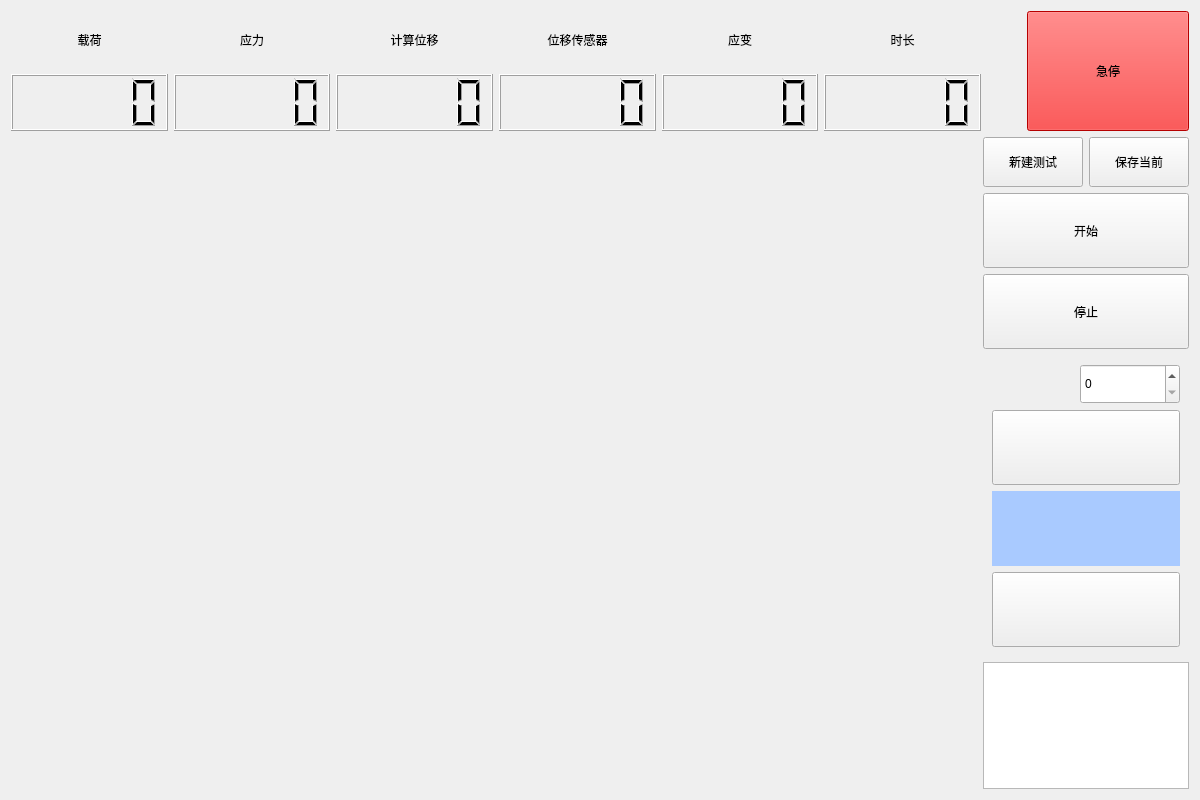
Before: the Qt Designer form test_window.ui in Mr-tang0/Qt_based_MG_stepper_motor_operating_system, drawn with Qt 5.
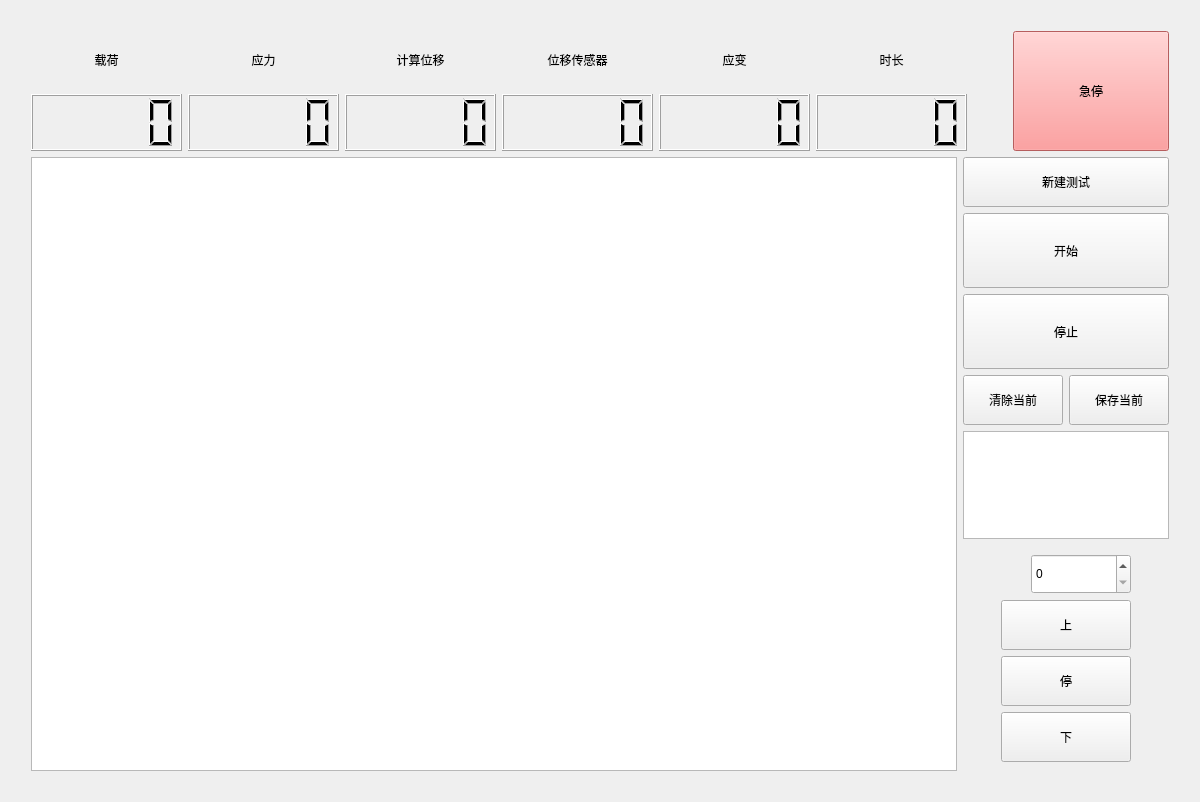
After: the same form once the commit is applied. Custom widgets are drawn as their Qt base class.

What changed in the file:
```diff
--- a/test_window.ui
+++ b/test_window.ui
@@ -7,108 +7,316 @@
     <x>0</x>
     <y>0</y>
     <width>1200</width>
-    <height>800</height>
+    <height>802</height>
    </rect>
   </property>
   <property name="windowTitle">
    <string>Form</string>
   </property>
   <layout class="QGridLayout" name="gridLayout_2">
-   <item row="3" column="0">
-    <layout class="QHBoxLayout" name="horizontalLayout_4" stretch="85,15">
+   <item row="1" column="1">
+    <layout class="QVBoxLayout" name="verticalLayout_6">
      <item>
-      <spacer name="horizontalSpacer_2">
-       <property name="orientation">
-        <enum>Qt::Horizontal</enum>
-       </property>
-       <property name="sizeHint" stdset="0">
-        <size>
-         <width>40</width>
-         <height>20</height>
-        </size>
-       </property>
-      </spacer>
+      <layout class="QHBoxLayout" name="horizontalLayout_3" stretch="6,0,1">
+       <item>
+        <layout class="QVBoxLayout" name="verticalLayout_4" stretch="3">
+         <item>
+          <layout class="QHBoxLayout" name="horizontalLayout" stretch="2,2,2,2,2,2">
+           <item>
+            <layout class="QVBoxLayout" name="verticalLayout">
+             <item>
+              <widget class="QLabel" name="label">
+               <property name="styleSheet">
+                <string notr="true">font: 15pt &quot;幼圆&quot;;</string>
+               </property>
+               <property name="text">
+                <string>载荷</string>
+               </property>
+               <property name="alignment">
+                <set>Qt::AlignCenter</set>
+               </property>
+              </widget>
+             </item>
+             <item>
+              <widget class="QLCDNumber" name="load">
+               <property name="styleSheet">
+                <string notr="true">QLabel{
+color: rgb(255, 0, 4);
+}
+</string>
+               </property>
+              </widget>
+             </item>
+            </layout>
+           </item>
+           <item>
+            <layout class="QVBoxLayout" name="verticalLayout_7">
+             <item>
+              <widget class="QLabel" name="label_7">
+               <property name="styleSheet">
+                <string notr="true">font: 15pt &quot;幼圆&quot;;</string>
+               </property>
+               <property name="text">
+                <string>应力</string>
+               </property>
+               <property name="alignment">
+                <set>Qt::AlignCenter</set>
+               </property>
+              </widget>
+             </item>
+             <item>
+              <widget class="QLCDNumber" name="stress"/>
+             </item>
+            </layout>
+           </item>
+           <item>
+            <layout class="QVBoxLayout" name="verticalLayout_9">
+             <item>
+              <widget class="QLabel" name="label_9">
+               <property name="styleSheet">
+                <string notr="true">font: 15pt &quot;幼圆&quot;;</string>
+               </property>
+               <property name="text">
+                <string>计算位移</string>
+               </property>
+               <property name="alignment">
+                <set>Qt::AlignCenter</set>
+               </property>
+              </widget>
+             </item>
+             <item>
+              <widget class="QLCDNumber" name="displacement"/>
+             </item>
+            </layout>
+           </item>
+           <item>
+            <layout class="QVBoxLayout" name="verticalLayout_8">
+             <item>
+              <widget class="QLabel" name="label_8">
+               <property name="styleSheet">
+                <string notr="true">font: 15pt &quot;幼圆&quot;;</string>
+               </property>
+               <property name="text">
+                <string>位移传感器</string>
+               </property>
+               <property name="alignment">
+                <set>Qt::AlignCenter</set>
+               </property>
+              </widget>
+             </item>
+             <item>
+              <widget class="QLCDNumber" name="displacement_sensors"/>
+             </item>
+            </layout>
+           </item>
+           <item>
+            <layout class="QVBoxLayout" name="verticalLayout_10">
+             <item>
+              <widget class="QLabel" name="label_10">
+               <property name="styleSheet">
+                <string notr="true">font: 15pt &quot;幼圆&quot;;</string>
+               </property>
+               <property name="text">
+                <string>应变</string>
+               </property>
+               <property name="alignment">
+                <set>Qt::AlignCenter</set>
+               </property>
+              </widget>
+             </item>
+             <item>
+              <widget class="QLCDNumber" name="strain"/>
+             </item>
+            </layout>
+           </item>
+           <item>
+            <layout class="QVBoxLayout" name="verticalLayout_11">
+             <item>
+              <widget class="QLabel" name="label_11">
+               <property name="styleSheet">
+                <string notr="true">font: 15pt &quot;幼圆&quot;;</string>
+               </property>
+               <property name="text">
+                <string>时长</string>
+               </property>
+               <property name="alignment">
+                <set>Qt::AlignCenter</set>
+               </property>
+              </widget>
+             </item>
+             <item>
+              <widget class="QLCDNumber" name="Duration"/>
+             </item>
+            </layout>
+           </item>
+          </layout>
+         </item>
+        </layout>
+       </item>
+       <item>
+        <spacer name="horizontalSpacer_3">
+         <property name="orientation">
+          <enum>Qt::Horizontal</enum>
+         </property>
+         <property name="sizeHint" stdset="0">
+          <size>
+           <width>40</width>
+           <height>20</height>
+          </size>
+         </property>
+        </spacer>
+       </item>
+       <item>
+        <widget class="QPushButton" name="emergency">
+         <property name="minimumSize">
+          <size>
+           <width>120</width>
+           <height>120</height>
+          </size>
+         </property>
+         <property name="styleSheet">
+          <string notr="true">font: 20pt &quot;幼圆&quot;;
+background-color: rgb(255, 131, 131);</string>
+         </property>
+         <property name="text">
+          <string>急停</string>
+         </property>
+        </widget>
+       </item>
+      </layout>
      </item>
      <item>
-      <layout class="QVBoxLayout" name="verticalLayout_5">
-       <property name="sizeConstraint">
-        <enum>QLayout::SetFixedSize</enum>
-       </property>
+      <layout class="QHBoxLayout" name="horizontalLayout_4" stretch="80,5">
        <item>
-        <layout class="QVBoxLayout" name="verticalLayout_3">
+        <widget class="QChartView" name="graphicsView"/>
+       </item>
+       <item>
+        <layout class="QVBoxLayout" name="verticalLayout_5">
+         <property name="sizeConstraint">
+          <enum>QLayout::SetFixedSize</enum>
+         </property>
          <item>
-          <layout class="QHBoxLayout" name="horizontalLayout_5">
+          <widget class="QPushButton" name="newTest">
+           <property name="minimumSize">
+            <size>
+             <width>100</width>
+             <height>50</height>
+            </size>
+           </property>
+           <property name="styleSheet">
+            <string notr="true">font: 10pt &quot;幼圆&quot;;</string>
+           </property>
+           <property name="text">
+            <string>新建测试</string>
+           </property>
+          </widget>
+         </item>
+         <item>
+          <layout class="QVBoxLayout" name="verticalLayout_3">
            <item>
-            <widget class="QPushButton" name="newTest">
+            <widget class="QPushButton" name="startTest">
              <property name="minimumSize">
               <size>
-               <width>100</width>
-               <height>50</height>
+               <width>120</width>
+               <height>75</height>
               </size>
              </property>
              <property name="styleSheet">
-              <string notr="true">font: 10pt &quot;幼圆&quot;;</string>
+              <string notr="true">font: 12pt &quot;幼圆&quot;;</string>
              </property>
              <property name="text">
-              <string>新建测试</string>
+              <string>开始</string>
              </property>
             </widget>
            </item>
            <item>
-            <widget class="QPushButton" name="saveTest">
+            <widget class="QPushButton" name="stopTest">
              <property name="minimumSize">
               <size>
-               <width>100</width>
-               <height>50</height>
+               <width>120</width>
+               <height>75</height>
               </size>
              </property>
              <property name="styleSheet">
-              <string notr="true">font: 10pt &quot;幼圆&quot;;</string>
+              <string notr="true">font: 12pt &quot;幼圆&quot;;</string>
              </property>
              <property name="text">
-              <string>保存当前</string>
+              <string>停止</string>
              </property>
             </widget>
            </item>
+           <item>
+            <layout class="QHBoxLayout" name="horizontalLayout_5">
+             <item>
+              <widget class="QPushButton" name="clearTest">
+               <property name="minimumSize">
+                <size>
+                 <width>100</width>
+                 <height>50</height>
+                </size>
+               </property>
+               <property name="styleSheet">
+                <string notr="true">font: 10pt &quot;幼圆&quot;;</string>
+               </property>
+               <property name="text">
+                <string>清除当前</string>
+               </property>
+              </widget>
+             </item>
+             <item>
+              <widget class="QPushButton" name="saveTest">
+               <property name="minimumSize">
+                <size>
+                 <width>100</width>
+                 <height>50</height>
+                </size>
+               </property>
+               <property name="styleSheet">
+                <string notr="true">font: 10pt &quot;幼圆&quot;;</string>
+               </property>
+               <property name="text">
+                <string>保存当前</string>
+               </property>
+              </widget>
+             </item>
+            </layout>
+           </item>
           </layout>
          </item>
          <item>
-          <widget class="QPushButton" name="startTest">
-           <property name="minimumSize">
-            <size>
-             <width>120</width>
-             <height>75</height>
-            </size>
-           </property>
-           <property name="styleSheet">
-            <string notr="true">font: 12pt &quot;幼圆&quot;;</string>
-           </property>
-           <property name="text">
-            <string>开始</string>
-           </property>
-          </widget>
-         </item>
-         <item>
-          <widget class="QPushButton" name="stopTest">
-           <property name="minimumSize">
-            <size>
-             <width>120</width>
-             <height>75</height>
-            </size>
-           </property>
-           <property name="styleSheet">
-            <string notr="true">font: 12pt &quot;幼圆&quot;;</string>
-           </property>
-           <property name="text">
-            <string>停止</string>
-           </property>
-          </widget>
+          <widget class="QTextBrowser" name="textBrowser"/>
          </item>
          <item>
           <widget class="QWidget" name="widget" native="true">
            <layout class="QGridLayout" name="gridLayout">
             <item row="1" column="0">
-             <layout class="QVBoxLayout" name="verticalLayout_2" stretch="0,11,1,0">
+             <spacer name="horizontalSpacer_4">
+              <property name="orientation">
+               <enum>Qt::Horizontal</enum>
+              </property>
+              <property name="sizeHint" stdset="0">
+               <size>
+                <width>40</width>
+                <height>20</height>
+               </size>
+              </property>
+             </spacer>
+            </item>
+            <item row="1" column="2">
+             <spacer name="horizontalSpacer_5">
+              <property name="orientation">
+               <enum>Qt::Horizontal</enum>
+              </property>
+              <property name="sizeHint" stdset="0">
+               <size>
+                <width>40</width>
+                <height>20</height>
+               </size>
+              </property>
+             </spacer>
+            </item>
+            <item row="0" column="1" rowspan="2">
+             <layout class="QVBoxLayout" name="verticalLayout_2" stretch="0,11,0,0,0,0">
               <item>
                <layout class="QHBoxLayout" name="horizontalLayout_2">
                 <item>
@@ -140,49 +348,73 @@
                <widget class="QPushButton" name="UP">
                 <property name="minimumSize">
                  <size>
-                  <width>120</width>
-                  <height>75</height>
+                  <width>50</width>
+                  <height>50</height>
                  </size>
                 </property>
                 <property name="styleSheet">
                  <string notr="true">font: 12pt &quot;幼圆&quot;;</string>
                 </property>
                 <property name="text">
-                 <string/>
+                 <string>上</string>
                 </property>
                </widget>
               </item>
+              <item>
+               <spacer name="verticalSpacer_3">
+                <property name="orientation">
+                 <enum>Qt::Vertical</enum>
+                </property>
+                <property name="sizeHint" stdset="0">
+                 <size>
+                  <width>20</width>
+                  <height>40</height>
+                 </size>
+                </property>
+               </spacer>
+              </item>
               <item>
                <widget class="QPushButton" name="stop">
                 <property name="minimumSize">
                  <size>
-                  <width>120</width>
-                  <height>75</height>
+                  <width>50</width>
+                  <height>50</height>
                  </size>
                 </property>
                 <property name="styleSheet">
-                 <string notr="true">font: 12pt &quot;幼圆&quot;;
-border-radius: 500px;
-background-color: rgb(169, 202, 255);</string>
+                 <string notr="true">font: 12pt &quot;幼圆&quot;;</string>
                 </property>
                 <property name="text">
-                 <string/>
+                 <string>停</string>
                 </property>
                </widget>
               </item>
+              <item>
+               <spacer name="verticalSpacer_4">
+                <property name="orientation">
+                 <enum>Qt::Vertical</enum>
+                </property>
+                <property name="sizeHint" stdset="0">
+                 <size>
+                  <width>20</width>
+                  <height>40</height>
+                 </size>
+                </property>
+               </spacer>
+              </item>
               <item>
                <widget class="QPushButton" name="Down">
                 <property name="minimumSize">
                  <size>
-                  <width>120</width>
-                  <height>75</height>
+                  <width>50</width>
+                  <height>50</height>
                  </size>
                 </property>
                 <property name="styleSheet">
                  <string notr="true">font: 12pt &quot;幼圆&quot;;</string>
                 </property>
                 <property name="text">
-                 <string/>
+                 <string>下</string>
                 </property>
                </widget>
               </item>
@@ -193,196 +425,24 @@
          </item>
         </layout>
        </item>
-       <item>
-        <widget class="QTextBrowser" name="textBrowser"/>
-       </item>
       </layout>
      </item>
     </layout>
    </item>
-   <item row="0" column="0">
-    <layout class="QHBoxLayout" name="horizontalLayout_3" stretch="6,0,1">
-     <item>
-      <layout class="QVBoxLayout" name="verticalLayout_4" stretch="3">
-       <item>
-        <layout class="QHBoxLayout" name="horizontalLayout" stretch="2,2,2,2,2,2">
-         <item>
-          <layout class="QVBoxLayout" name="verticalLayout">
-           <item>
-            <widget class="QLabel" name="label">
-             <property name="styleSheet">
-              <string notr="true">font: 15pt &quot;幼圆&quot;;</string>
-             </property>
-             <property name="text">
-              <string>载荷</string>
-             </property>
-             <property name="alignment">
-              <set>Qt::AlignCenter</set>
-             </property>
-            </widget>
-           </item>
-           <item>
-            <widget class="QLCDNumber" name="load">
-             <property name="styleSheet">
-              <string notr="true">QLabel{
-color: rgb(255, 0, 4);
-}
-</string>
-             </property>
-            </widget>
-           </item>
-          </layout>
-         </item>
-         <item>
-          <layout class="QVBoxLayout" name="verticalLayout_7">
-           <item>
-            <widget class="QLabel" name="label_7">
-             <property name="styleSheet">
-              <string notr="true">font: 15pt &quot;幼圆&quot;;</string>
-             </property>
-             <property name="text">
-              <string>应力</string>
-             </property>
-             <property name="alignment">
-              <set>Qt::AlignCenter</set>
-             </property>
-            </widget>
-           </item>
-           <item>
-            <widget class="QLCDNumber" name="stress"/>
-           </item>
-          </layout>
-         </item>
-         <item>
-          <layout class="QVBoxLayout" name="verticalLayout_9">
-           <item>
-            <widget class="QLabel" name="label_9">
-             <property name="styleSheet">
-              <string notr="true">font: 15pt &quot;幼圆&quot;;</string>
-             </property>
-             <property name="text">
-              <string>计算位移</string>
-             </property>
-             <property name="alignment">
-              <set>Qt::AlignCenter</set>
-             </property>
-            </widget>
-           </item>
-           <item>
-            <widget class="QLCDNumber" name="displacement"/>
-           </item>
-          </layout>
-         </item>
-         <item>
-          <layout class="QVBoxLayout" name="verticalLayout_8">
-           <item>
-            <widget class="QLabel" name="label_8">
-             <property name="styleSheet">
-              <string notr="true">font: 15pt &quot;幼圆&quot;;</string>
-             </property>
-             <property name="text">
-              <string>位移传感器</string>
-             </property>
-             <property name="alignment">
-              <set>Qt::AlignCenter</set>
-             </property>
-            </widget>
-           </item>
-           <item>
-            <widget class="QLCDNumber" name="displacement_sensors"/>
-           </item>
-          </layout>
-         </item>
-         <item>
-          <layout class="QVBoxLayout" name="verticalLayout_10">
-           <item>
-            <widget class="QLabel" name="label_10">
-             <property name="styleSheet">
-              <string notr="true">font: 15pt &quot;幼圆&quot;;</string>
-             </property>
-             <property name="text">
-              <string>应变</string>
-             </property>
-             <property name="alignment">
-              <set>Qt::AlignCenter</set>
-             </property>
-            </widget>
-           </item>
-           <item>
-            <widget class="QLCDNumber" name="strain"/>
-           </item>
-          </layout>
-         </item>
-         <item>
-          <layout class="QVBoxLayout" name="verticalLayout_11">
-           <item>
-            <widget class="QLabel" name="label_11">
-             <property name="styleSheet">
-              <string notr="true">font: 15pt &quot;幼圆&quot;;</string>
-             </property>
-             <property name="text">
-              <string>时长</string>
-             </property>
-             <property name="alignment">
-              <set>Qt::AlignCenter</set>
-             </property>
-            </widget>
-           </item>
-           <item>
-            <widget class="QLCDNumber" name="Duration"/>
-           </item>
-          </layout>
-         </item>
-        </layout>
-       </item>
-      </layout>
-     </item>
-     <item>
-      <spacer name="horizontalSpacer_3">
-       <property name="orientation">
-        <enum>Qt::Horizontal</enum>
-       </property>
-       <property name="sizeHint" stdset="0">
-        <size>
-         <width>40</width>
-         <height>20</height>
-        </size>
-       </property>
-      </spacer>
-     </item>
-     <item>
-      <widget class="QPushButton" name="emergency">
-       <property name="minimumSize">
-        <size>
-         <width>120</width>
-         <height>120</height>
-        </size>
-       </property>
-       <property name="styleSheet">
-        <string notr="true">font: 20pt &quot;幼圆&quot;;
-background-color: rgb(255, 0, 0);</string>
-       </property>
-       <property name="text">
-        <string>急停</string>
-       </property>
-      </widget>
-     </item>
-    </layout>
-   </item>
-   <item row="2" column="0">
-    <spacer name="verticalSpacer">
+   <item row="0" column="1">
+    <spacer name="horizontalSpacer_2">
      <property name="orientation">
-      <enum>Qt::Vertical</enum>
+      <enum>Qt::Horizontal</enum>
      </property>
      <property name="sizeHint" stdset="0">
       <size>
-       <width>20</width>
-       <height>40</height>
+       <width>40</width>
+       <height>20</height>
       </size>
      </property>
     </spacer>
    </item>
-   <item row="1" column="0">
+   <item row="1" column="2">
     <spacer name="verticalSpacer_2">
      <property name="orientation">
       <enum>Qt::Vertical</enum>
@@ -395,8 +455,41 @@
      </property>
     </spacer>
    </item>
+   <item row="1" column="0">
+    <spacer name="verticalSpacer">
+     <property name="orientation">
+      <enum>Qt::Vertical</enum>
+     </property>
+     <property name="sizeHint" stdset="0">
+      <size>
+       <width>20</width>
+       <height>40</height>
+      </size>
+     </property>
+    </spacer>
+   </item>
+   <item row="2" column="1">
+    <spacer name="horizontalSpacer_6">
+     <property name="orientation">
+      <enum>Qt::Horizontal</enum>
+     </property>
+     <property name="sizeHint" stdset="0">
+      <size>
+       <width>40</width>
+       <height>20</height>
+      </size>
+     </property>
+    </spacer>
+   </item>
   </layout>
  </widget>
+ <customwidgets>
+  <customwidget>
+   <class>QChartView</class>
+   <extends>QGraphicsView</extends>
+   <header>qchartview.h</header>
+  </customwidget>
+ </customwidgets>
  <resources/>
  <connections/>
 </ui>
```
